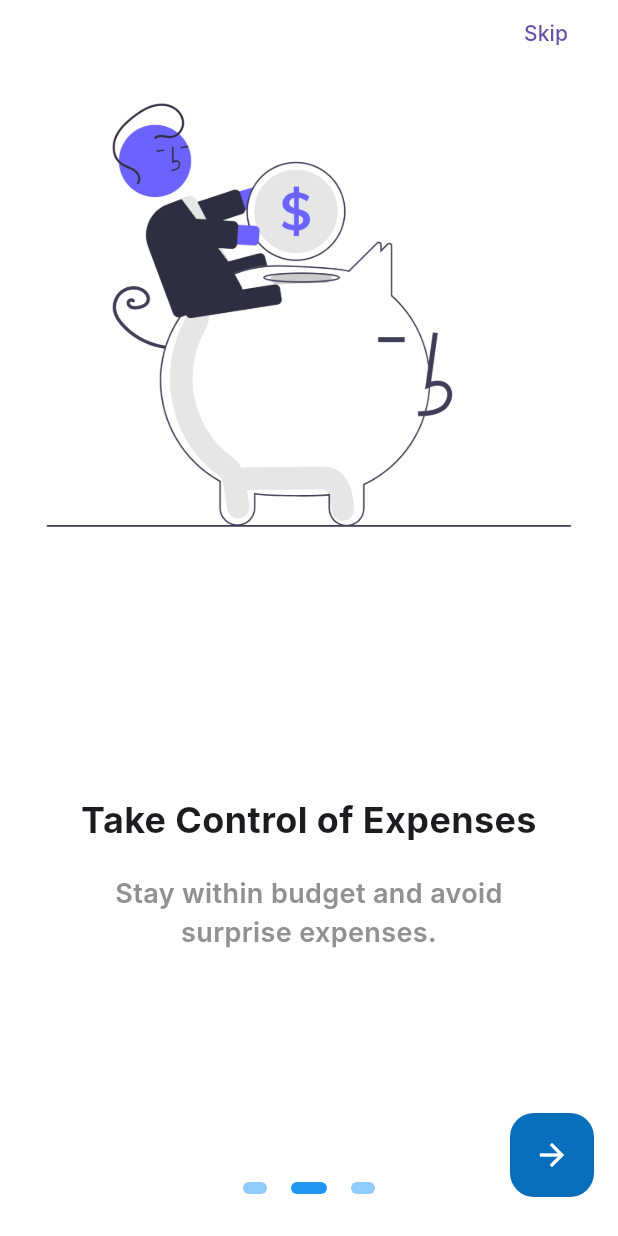
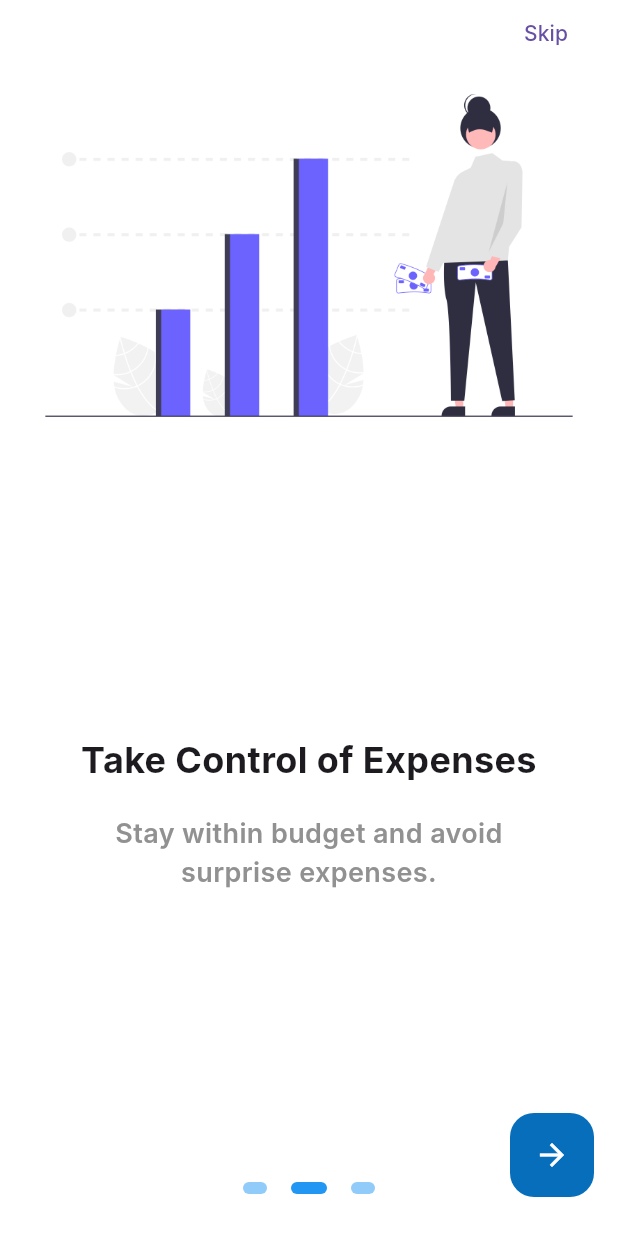
Before and after one commit to Ngoni-Sendama/expense-tracker-school-project, a Flutter app: the screen it shows after launch, swiped to page 2, on a phone screen of 412 x 824 dp. Run offline on Flutter 3.47's test engine with Material 3 defaults, Android fonts, the phone set to English and light mode, and no system bars; drawn by our look-alikes of flutter_onboarding_slider; Roboto replaces fonts that are missing (Inter).

```diff
--- a/lib/pages/onboarding_screen.dart
+++ b/lib/pages/onboarding_screen.dart
@@ -32,7 +32,7 @@ class OnboardingScreen extends StatelessWidget {
           _buildOnboardingPage(
             title: 'Take Control of Expenses',
             subtitle: 'Stay within budget and avoid surprise expenses.',
-            image: 'assets/savings.png',
+            image: 'assets/invest.png',
           ),
           _buildOnboardingPage(
             title: 'Get Started',
```
